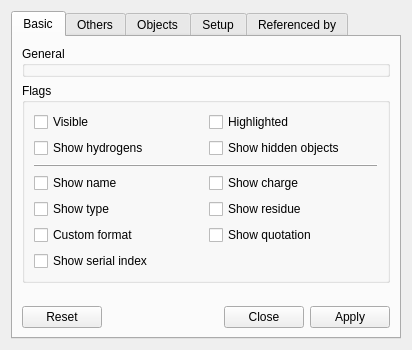
This is src/lib/NemesisCore/graphics/standard/AtomLabelObjectDesigner.ui in kulhanek/nemesis-vtk as Qt 5 draws it before an edit. The edited form follows.
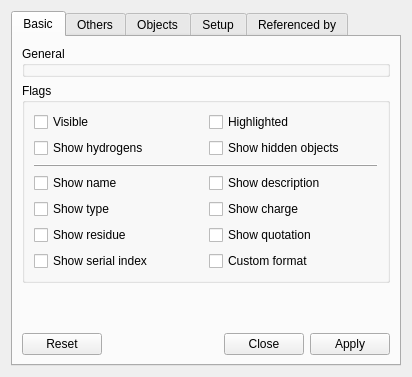
This is the edited form. Custom widgets are drawn as their Qt base class.

The edit to the form file:
```diff
--- a/src/lib/NemesisCore/graphics/standard/AtomLabelObjectDesigner.ui
+++ b/src/lib/NemesisCore/graphics/standard/AtomLabelObjectDesigner.ui
@@ -7,7 +7,7 @@
     <x>0</x>
     <y>0</y>
     <width>412</width>
-    <height>350</height>
+    <height>377</height>
    </rect>
   </property>
   <property name="windowTitle">
@@ -56,13 +56,6 @@
             </property>
            </widget>
           </item>
-          <item row="5" column="1">
-           <widget class="QCheckBox" name="showChargeCB">
-            <property name="text">
-             <string>Show charge</string>
-            </property>
-           </widget>
-          </item>
           <item row="0" column="1">
            <widget class="QCheckBox" name="highlightedCB">
             <property name="text">
@@ -84,13 +77,6 @@
             </property>
            </widget>
           </item>
-          <item row="7" column="0">
-           <widget class="QCheckBox" name="showCustomCB">
-            <property name="text">
-             <string>Custom format</string>
-            </property>
-           </widget>
-          </item>
           <item row="6" column="0">
            <widget class="QCheckBox" name="showTypeCB">
             <property name="text">
@@ -105,13 +91,6 @@
             </property>
            </widget>
           </item>
-          <item row="6" column="1">
-           <widget class="QCheckBox" name="showResidueCB">
-            <property name="text">
-             <string>Show residue</string>
-            </property>
-           </widget>
-          </item>
           <item row="2" column="0">
            <widget class="QCheckBox" name="showHydrogensCB">
             <property name="text">
@@ -133,6 +112,34 @@
             </property>
            </widget>
           </item>
+          <item row="8" column="1">
+           <widget class="QCheckBox" name="showCustomCB">
+            <property name="text">
+             <string>Custom format</string>
+            </property>
+           </widget>
+          </item>
+          <item row="7" column="0">
+           <widget class="QCheckBox" name="showResidueCB">
+            <property name="text">
+             <string>Show residue</string>
+            </property>
+           </widget>
+          </item>
+          <item row="6" column="1">
+           <widget class="QCheckBox" name="showChargeCB">
+            <property name="text">
+             <string>Show charge</string>
+            </property>
+           </widget>
+          </item>
+          <item row="5" column="1">
+           <widget class="QCheckBox" name="showDescriptionCB">
+            <property name="text">
+             <string>Show description</string>
+            </property>
+           </widget>
+          </item>
          </layout>
         </widget>
        </item>
```
